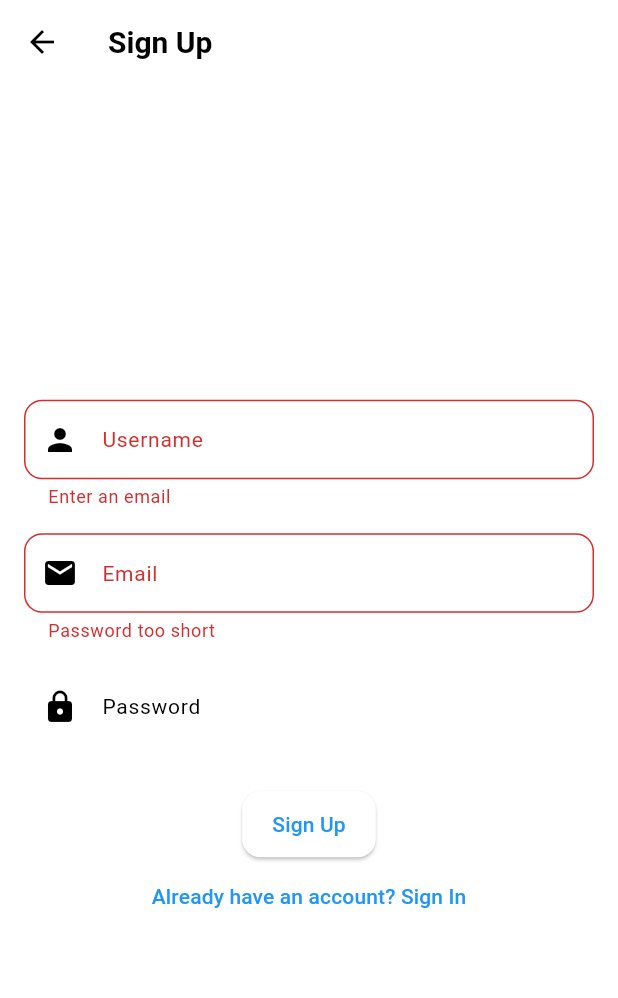
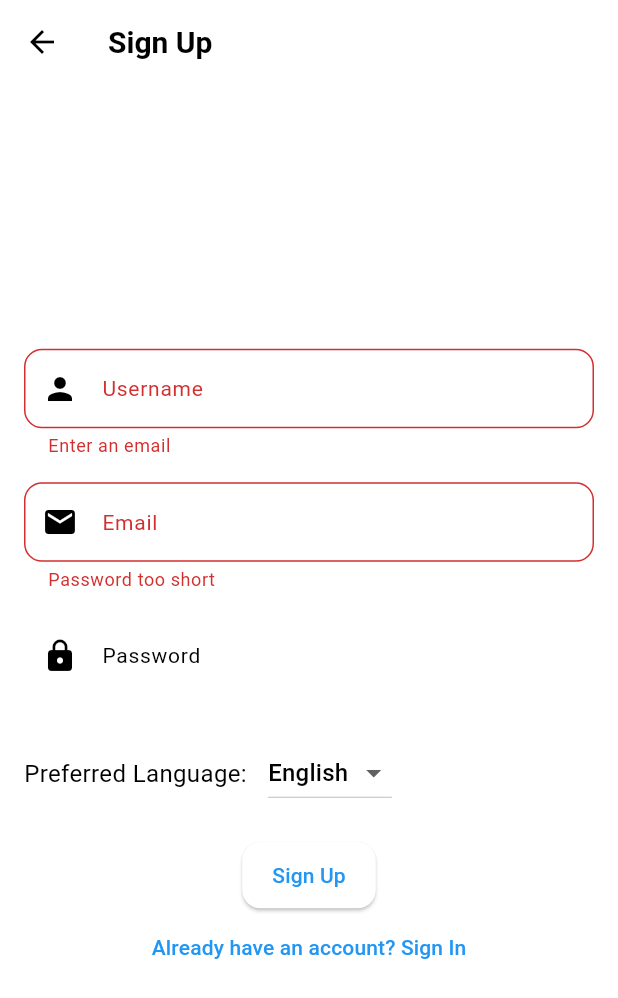
Before and after one commit to av1155/bridgechat, a Flutter app: the AuthScreen screen opened by its route, after a tap on "Sign In", after a tap on "Don’t have an account? Sign Up", on a phone screen of 412 x 824 dp. Shown: the top 998 px of the screen. Run offline on Flutter 3.47's test engine with Material 3 defaults, Android fonts, the phone set to English and light mode, and no system bars; our stand-ins replace cloud_firestore, firebase_auth, firebase_core; accounts and stored records are empty; Roboto replaces fonts that are missing (Montserrat, OpenSans).

```diff
--- a/lib/auth_screen.dart
+++ b/lib/auth_screen.dart
@@ -16,6 +16,7 @@ class _AuthScreenState extends State<AuthScreen> {
   String _email = '';
   String _password = '';
   String _username = '';
+  String _preferredLanguage = 'English';
   bool _isSignUp = false;
 
   @override
@@ -35,7 +36,12 @@ class _AuthScreenState extends State<AuthScreen> {
       _formKey.currentState!.save();
       try {
         if (_isSignUp) {
-          await _authService.signUp(_email, _password, _username);
+          await _authService.signUp(
+            _email,
+            _password,
+            _username,
+            _preferredLanguage,
+          );
         } else {
           await _authService.signIn(_email, _password);
         }
@@ -52,14 +58,12 @@ class _AuthScreenState extends State<AuthScreen> {
 
   @override
   Widget build(BuildContext context) {
-    // Responsive logic
     final Size screenSize = MediaQuery.of(context).size;
     final bool isMobile = screenSize.width < 600;
 
     return Scaffold(
       appBar: AppBar(title: Text(_isSignUp ? 'Sign Up' : 'Sign In')),
       body: Center(
-        // Constrain width to avoid stretching on desktop
         child: ConstrainedBox(
           constraints: const BoxConstraints(maxWidth: 600),
           child: SingleChildScrollView(
@@ -121,6 +125,39 @@ class _AuthScreenState extends State<AuthScreen> {
                                   : null,
                     ),
                   ),
+                  if (_isSignUp) ...[
+                    const SizedBox(height: 20),
+                    // NEW: Dropdown to select preferred language
+                    Row(
+                      children: [
+                        const Text('Preferred Language: '),
+                        const SizedBox(width: 10),
+                        DropdownButton<String>(
+                          value: _preferredLanguage,
+                          items: const [
+                            DropdownMenuItem(
+                              value: 'English',
+                              child: Text('English'),
+                            ),
+                            DropdownMenuItem(
+                              value: 'Spanish',
+                              child: Text('Spanish'),
+                            ),
+                            DropdownMenuItem(
+                              value: 'French',
+                              child: Text('French'),
+                            ),
+                            // Add more languages as needed...
+                          ],
+                          onChanged: (val) {
+                            setState(() {
+                              _preferredLanguage = val ?? 'English';
+                            });
+                          },
+                        ),
+                      ],
+                    ),
+                  ],
                   const SizedBox(height: 20),
                   ElevatedButton(
                     onPressed: _submit,
--- a/lib/main.dart
+++ b/lib/main.dart
@@ -6,6 +6,7 @@ import 'auth_screen.dart';
 import 'recent_conversations_screen.dart';
 import 'new_conversation_screen.dart';
 import 'home_screen.dart';
+import 'settings_screen.dart';
 
 void main() async {
   WidgetsFlutterBinding.ensureInitialized();
@@ -36,6 +37,7 @@ class MyApp extends StatelessWidget {
         },
         '/recentConversations': (context) => RecentConversationsScreen(),
         '/newConversation': (context) => const NewConversationScreen(),
+        '/settings': (context) => const SettingsScreen(),
       },
       theme: ThemeData(
         brightness: Brightness.light,
```
Also changed, not shown: lib/auth_service.dart (+8 -5 lines), lib/chat_screen.dart (+13 -20 lines), lib/chat_service.dart (+42 -0 lines), lib/message_bubble.dart (+7 -3 lines), lib/recent_conversations_screen.dart (+70 -5 lines), lib/settings_screen.dart (added, +125 -0 lines).
